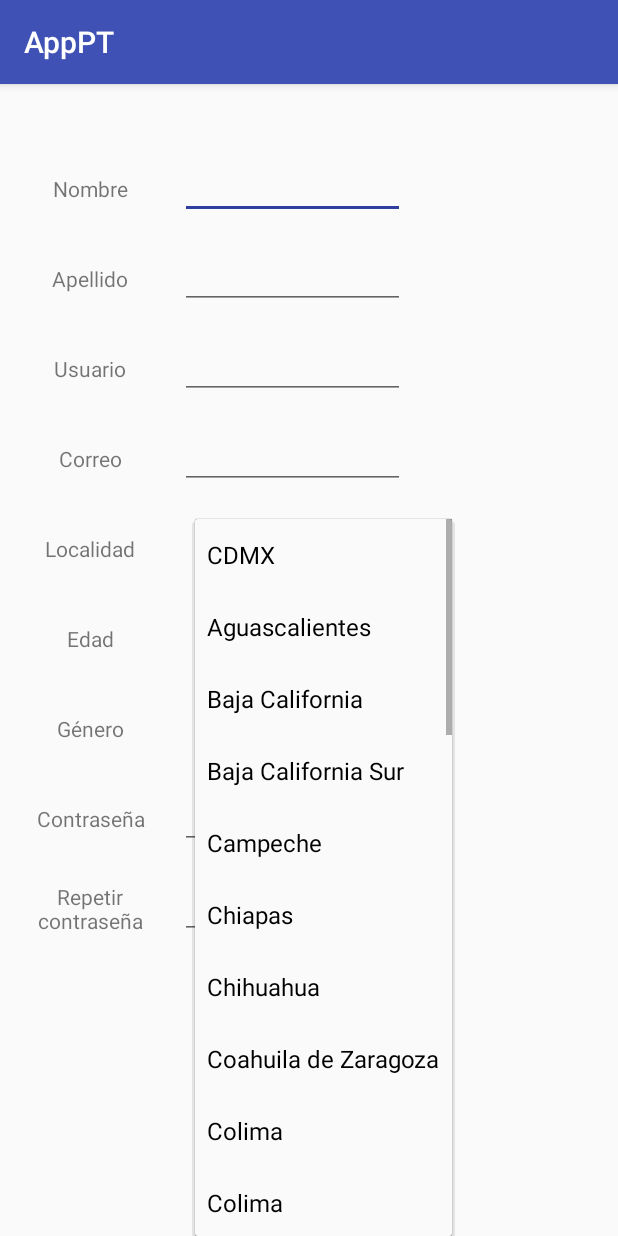
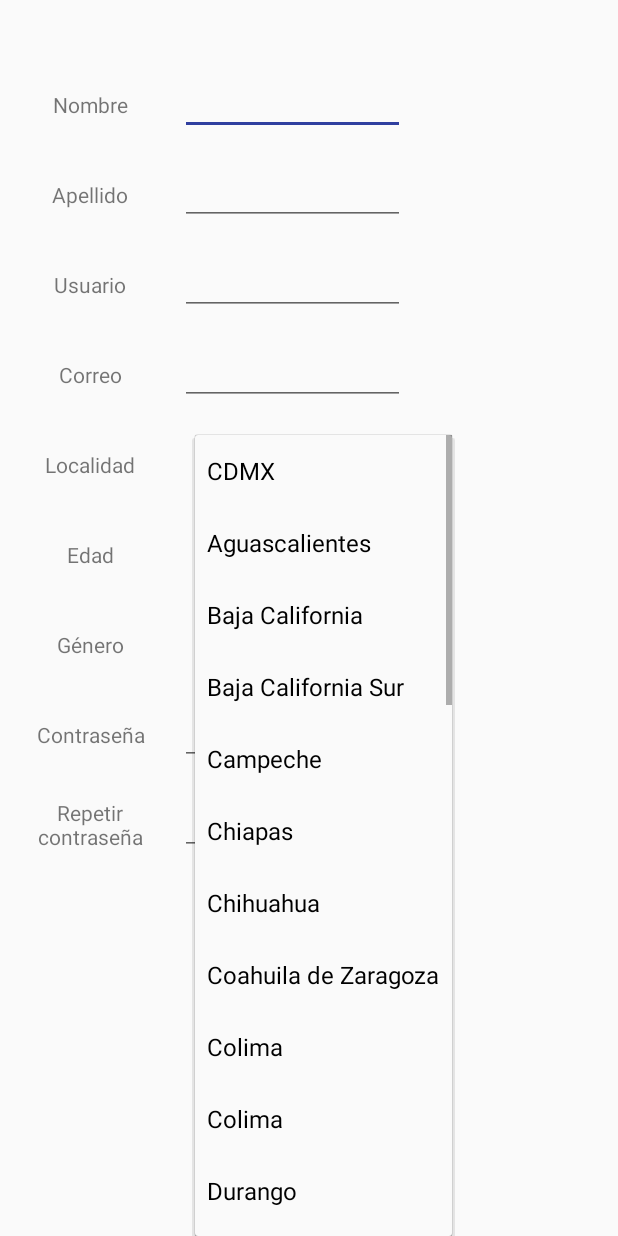
Before and after one commit to JAIRMG/APP_PT, an Android app: the registro screen opened directly, with no data from a screen before it, after a tap on "CDMX", on a phone screen of 412 x 824 dp. Run offline under Robolectric (Android 15) with nearby library versions, the light colour scheme and no system bars.

Commit message:
Se quito el DarkBar, solo orientacion Portrait y FullScreen

```diff
--- a/app/src/main/res/values/styles.xml
+++ b/app/src/main/res/values/styles.xml
@@ -1,7 +1,7 @@
 <resources>
 
     <!-- Base application theme. -->
-    <style name="AppTheme" parent="Theme.AppCompat.Light.DarkActionBar">
+    <style name="AppTheme" parent="Theme.AppCompat.Light.NoActionBar">
         <!-- Customize your theme here. -->
         <item name="colorPrimary">@color/colorPrimary</item>
         <item name="colorPrimaryDark">@color/colorPrimaryDark</item>
```
Also changed, not shown: app/src/main/java/com/example/terminal/proyecto/apppt/MainActivity.java (+10 -0 lines).
